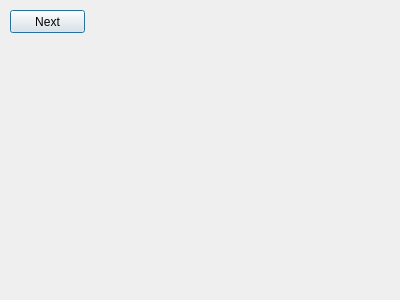
First picture: the form in Source Code/TJ's Code/spdwarvenfighter.ui, repository srohr/CEAMS, before the edit.
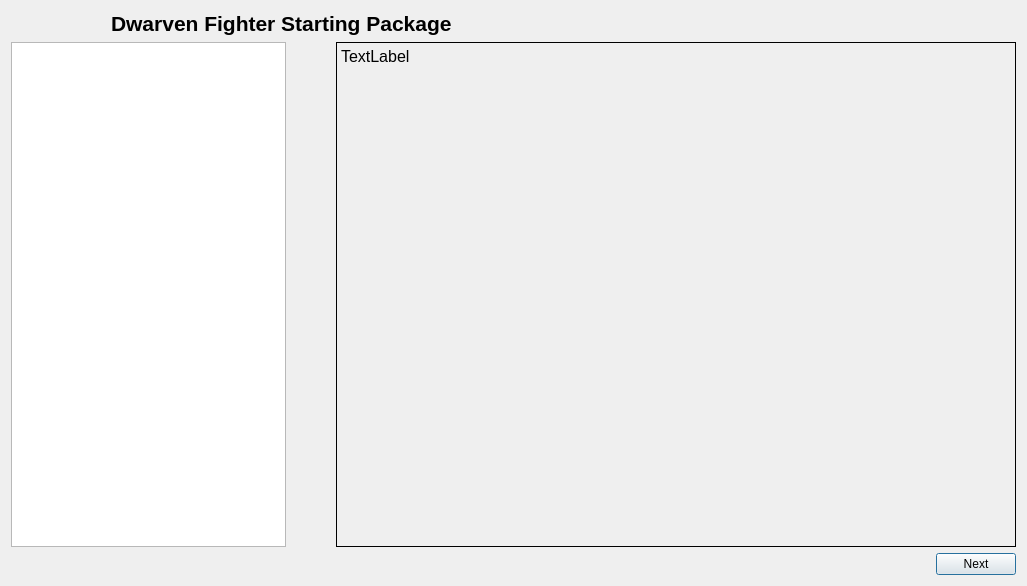
Second picture: the form after the edit.

Commit message:
Initial Layouts Complete
I have created all the layouts that were tasked of me and now they only
need to have the buttons and such operational.

Patch:
```diff
--- a/Source Code/TJ's Code/spdwarvenfighter.ui
+++ b/Source Code/TJ's Code/spdwarvenfighter.ui
@@ -6,26 +6,143 @@
    <rect>
     <x>0</x>
     <y>0</y>
-    <width>400</width>
-    <height>300</height>
+    <width>1027</width>
+    <height>586</height>
    </rect>
   </property>
   <property name="windowTitle">
    <string>Dialog</string>
   </property>
-  <widget class="QPushButton" name="Next">
-   <property name="geometry">
-    <rect>
-     <x>10</x>
-     <y>10</y>
-     <width>75</width>
-     <height>23</height>
-    </rect>
-   </property>
-   <property name="text">
-    <string>Next</string>
-   </property>
-  </widget>
+  <layout class="QVBoxLayout" name="verticalLayout_3">
+   <item>
+    <layout class="QVBoxLayout" name="verticalLayout_2">
+     <item>
+      <layout class="QHBoxLayout" name="horizontalLayout_3">
+       <property name="leftMargin">
+        <number>100</number>
+       </property>
+       <item>
+        <widget class="QLabel" name="label_2">
+         <property name="minimumSize">
+          <size>
+           <width>150</width>
+           <height>25</height>
+          </size>
+         </property>
+         <property name="maximumSize">
+          <size>
+           <width>400</width>
+           <height>25</height>
+          </size>
+         </property>
+         <property name="font">
+          <font>
+           <pointsize>16</pointsize>
+           <weight>75</weight>
+           <bold>true</bold>
+          </font>
+         </property>
+         <property name="text">
+          <string>Dwarven Fighter Starting Package</string>
+         </property>
+        </widget>
+       </item>
+       <item>
+        <spacer name="horizontalSpacer_2">
+         <property name="orientation">
+          <enum>Qt::Horizontal</enum>
+         </property>
+         <property name="sizeHint" stdset="0">
+          <size>
+           <width>198</width>
+           <height>20</height>
+          </size>
+         </property>
+        </spacer>
+       </item>
+      </layout>
+     </item>
+     <item>
+      <layout class="QVBoxLayout" name="verticalLayout">
+       <item>
+        <layout class="QHBoxLayout" name="horizontalLayout_2">
+         <property name="spacing">
+          <number>50</number>
+         </property>
+         <item>
+          <widget class="QListWidget" name="listWidget">
+           <property name="maximumSize">
+            <size>
+             <width>275</width>
+             <height>16777215</height>
+            </size>
+           </property>
+          </widget>
+         </item>
+         <item>
+          <widget class="QLabel" name="label">
+           <property name="sizePolicy">
+            <sizepolicy hsizetype="Preferred" vsizetype="Preferred">
+             <horstretch>0</horstretch>
+             <verstretch>0</verstretch>
+            </sizepolicy>
+           </property>
+           <property name="minimumSize">
+            <size>
+             <width>300</width>
+             <height>300</height>
+            </size>
+           </property>
+           <property name="font">
+            <font>
+             <pointsize>12</pointsize>
+            </font>
+           </property>
+           <property name="frameShape">
+            <enum>QFrame::Box</enum>
+           </property>
+           <property name="text">
+            <string>TextLabel</string>
+           </property>
+           <property name="alignment">
+            <set>Qt::AlignLeading|Qt::AlignLeft|Qt::AlignTop</set>
+           </property>
+           <property name="wordWrap">
+            <bool>true</bool>
+           </property>
+          </widget>
+         </item>
+        </layout>
+       </item>
+       <item>
+        <layout class="QHBoxLayout" name="horizontalLayout">
+         <item>
+          <spacer name="horizontalSpacer">
+           <property name="orientation">
+            <enum>Qt::Horizontal</enum>
+           </property>
+           <property name="sizeHint" stdset="0">
+            <size>
+             <width>348</width>
+             <height>20</height>
+            </size>
+           </property>
+          </spacer>
+         </item>
+         <item>
+          <widget class="QPushButton" name="Next">
+           <property name="text">
+            <string>Next</string>
+           </property>
+          </widget>
+         </item>
+        </layout>
+       </item>
+      </layout>
+     </item>
+    </layout>
+   </item>
+  </layout>
  </widget>
  <resources/>
  <connections/>
```
The commit also changes 12 other files.
